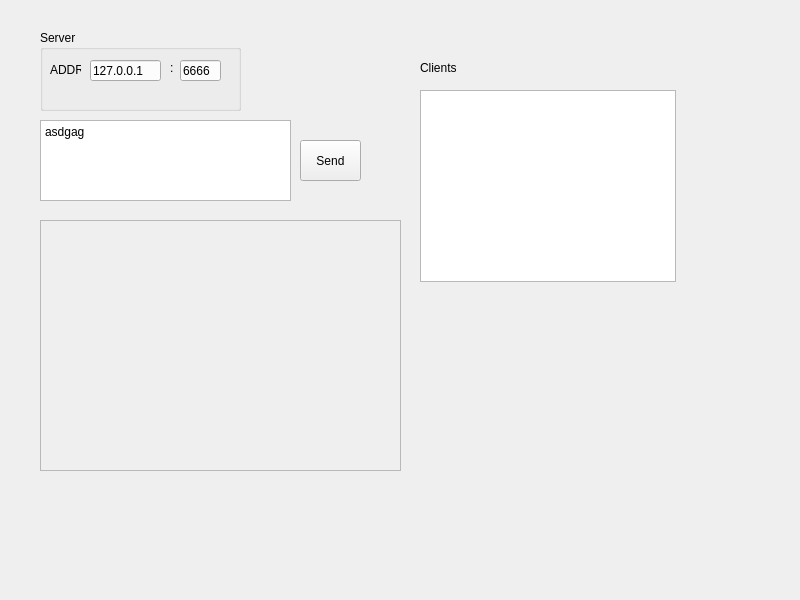
Qt form client/src/mainwnd.ui (wnpllrzodiac/securechat) before a commit.
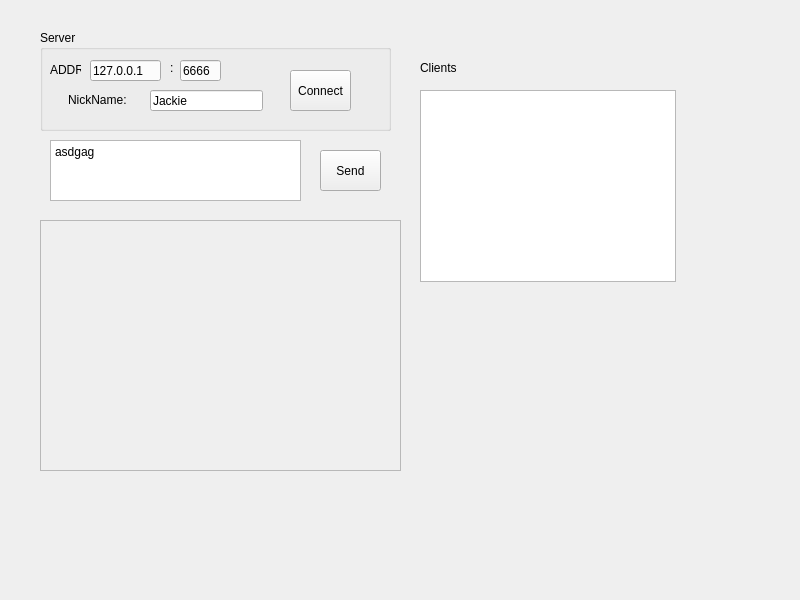
The same form after that commit.

What changed in the file:
```diff
--- a/client/src/mainwnd.ui
+++ b/client/src/mainwnd.ui
@@ -71,13 +71,52 @@
      <rect>
       <x>40</x>
       <y>30</y>
-      <width>201</width>
-      <height>81</height>
+      <width>351</width>
+      <height>101</height>
      </rect>
     </property>
     <property name="title">
      <string>Server</string>
     </property>
+    <widget class="QPushButton" name="pushButtonConnect">
+     <property name="geometry">
+      <rect>
+       <x>250</x>
+       <y>40</y>
+       <width>61</width>
+       <height>41</height>
+      </rect>
+     </property>
+     <property name="text">
+      <string>Connect</string>
+     </property>
+    </widget>
+    <widget class="QLineEdit" name="lineEditNickName">
+     <property name="geometry">
+      <rect>
+       <x>110</x>
+       <y>60</y>
+       <width>113</width>
+       <height>21</height>
+      </rect>
+     </property>
+     <property name="text">
+      <string>Jackie</string>
+     </property>
+    </widget>
+    <widget class="QLabel" name="label_4">
+     <property name="geometry">
+      <rect>
+       <x>28</x>
+       <y>60</y>
+       <width>71</width>
+       <height>20</height>
+      </rect>
+     </property>
+     <property name="text">
+      <string>NickName:</string>
+     </property>
+    </widget>
    </widget>
    <widget class="QListWidget" name="listWidgetClients">
     <property name="geometry">
@@ -105,8 +144,8 @@
    <widget class="QPushButton" name="pushButtonSend">
     <property name="geometry">
      <rect>
-      <x>300</x>
-      <y>140</y>
+      <x>320</x>
+      <y>150</y>
       <width>61</width>
       <height>41</height>
      </rect>
@@ -118,10 +157,10 @@
    <widget class="QTextEdit" name="textEditMessage">
     <property name="geometry">
      <rect>
-      <x>40</x>
-      <y>120</y>
+      <x>50</x>
+      <y>140</y>
       <width>251</width>
-      <height>81</height>
+      <height>61</height>
      </rect>
     </property>
     <property name="html">
```
